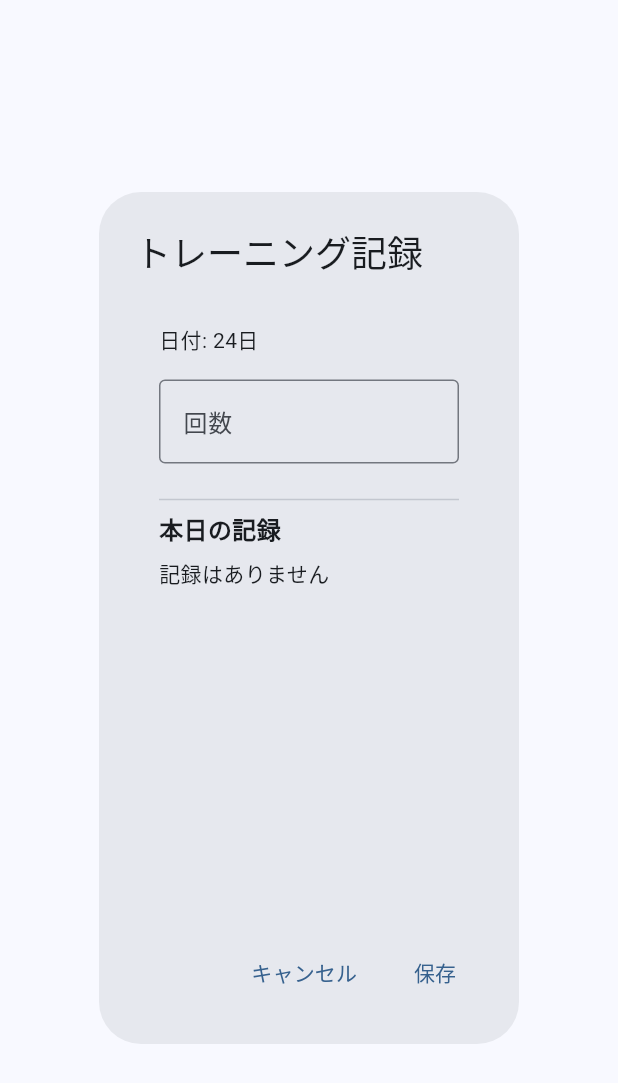
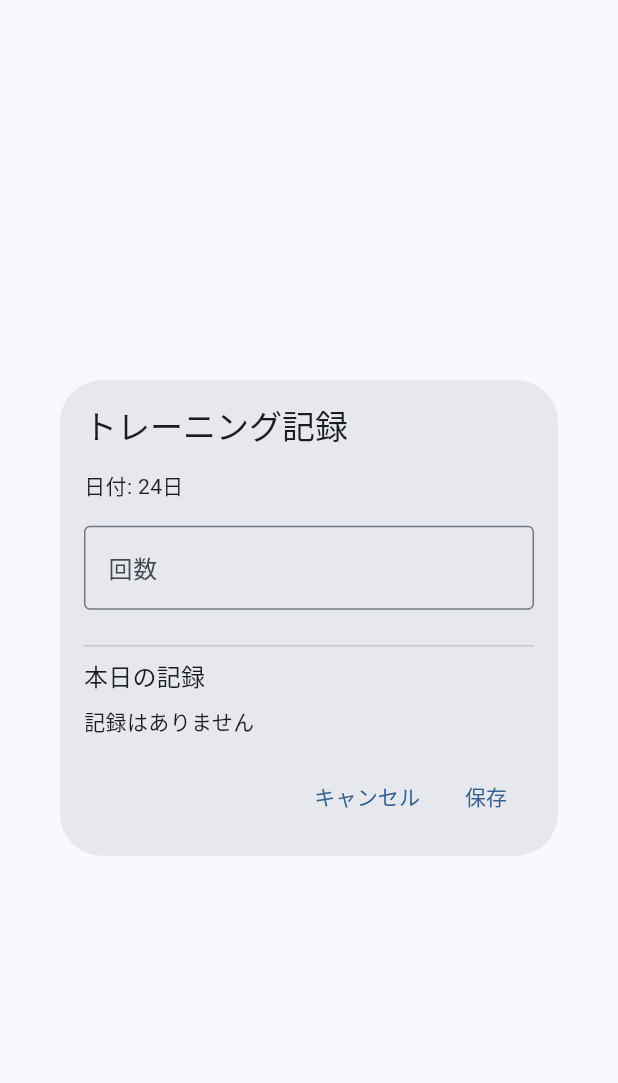
Before and after one commit to oreshihon-iida/Kensui, a Flutter app: the TrainingRecordDialog widget shown alone on an empty page, opened directly with empty values, on a phone screen of 412 x 824 dp. Shown: the top 1083 px of the screen. Run offline on Flutter 3.47's test engine with Material 3 defaults, Android fonts, the phone set to English and light mode, and no system bars; our stand-ins replace shared_preferences; accounts and stored records are empty.

Commit message:
fix: Improve dialog layout and fix test failures
- Replace AlertDialog with Dialog for better layout control
- Add ScrollableDialogContent with proper height constraints
- Fix record display format and scrolling behavior
- Update tests with fixed timestamps for deterministic results

Co-Authored-By: 飯田篤 <a-iida@oreshihon.co.jp>

```diff
--- a/lib/widgets/dialogs/scrollable_dialog_content.dart
+++ b/lib/widgets/dialogs/scrollable_dialog_content.dart
@@ -14,9 +14,13 @@ class ScrollableDialogContent extends StatelessWidget {
 
   @override
   Widget build(BuildContext context) {
-    return SizedBox(
-      height: maxHeight,
+    return ConstrainedBox(
+      constraints: BoxConstraints(
+        maxHeight: maxHeight,
+        minHeight: 0,
+      ),
       child: SingleChildScrollView(
+        physics: const ClampingScrollPhysics(),
         child: Padding(
           padding: padding,
           child: Column(
--- a/lib/widgets/dialogs/training_record_dialog.dart
+++ b/lib/widgets/dialogs/training_record_dialog.dart
@@ -18,14 +18,19 @@ class TrainingRecordDialog extends StatelessWidget {
 
   @override
   Widget build(BuildContext context) {
-    final TextEditingController repetitionsController = TextEditingController(
+    final repetitionsController = TextEditingController(
       text: record?.repetitions.toString() ?? '',
     );
 
-    return AlertDialog(
-      title: const Text('トレーニング記録'),
-      content: ScrollableDialogContent(
+    return Dialog(
+      child: ScrollableDialogContent(
+        maxHeight: MediaQuery.of(context).size.height * 0.7,
         children: [
+          Text(
+            'トレーニング記録',
+            style: Theme.of(context).textTheme.titleLarge,
+          ),
+          const SizedBox(height: 16),
           Text('日付: ${selectedDate.day}日'),
           const SizedBox(height: 16),
           TextFormField(
@@ -48,17 +53,19 @@ class TrainingRecordDialog extends StatelessWidget {
           ),
           const SizedBox(height: 16),
           const Divider(),
-          const Text('本日の記録', style: TextStyle(fontSize: 16, fontWeight: FontWeight.bold)),
+          Text(
+            '本日の記録',
+            style: Theme.of(context).textTheme.titleMedium,
+          ),
           const SizedBox(height: 8),
           if (dayRecords.isEmpty)
             const Text('記録はありません')
           else
-            Container(
-              constraints: const BoxConstraints(maxHeight: 200),
-              child: ListView.separated(
+            ListView.separated(
               shrinkWrap: true,
+              physics: const NeverScrollableScrollPhysics(),
               itemCount: dayRecords.length,
-                separatorBuilder: (context, index) => const Divider(),
+              separatorBuilder: (_, __) => const Divider(),
               itemBuilder: (context, index) {
                 final record = dayRecords[index];
                 final time = '${record.timestamp.hour.toString().padLeft(2, '0')}:${record.timestamp.minute.toString().padLeft(2, '0')}';
@@ -66,15 +73,15 @@ class TrainingRecordDialog extends StatelessWidget {
                   padding: const EdgeInsets.symmetric(vertical: 4),
                   child: Text(
                     '$time ${record.repetitions}回',
-                      style: const TextStyle(fontSize: 14),
+                    style: Theme.of(context).textTheme.bodyMedium,
                   ),
                 );
               },
             ),
-            ),
-        ],
-      ),
-      actions: [
+          const SizedBox(height: 16),
+          Row(
+            mainAxisAlignment: MainAxisAlignment.end,
+            children: [
               TextButton(
                 onPressed: () => Navigator.pop(context),
                 child: const Text('キャンセル'),
@@ -101,6 +108,9 @@ class TrainingRecordDialog extends StatelessWidget {
                 child: const Text('保存'),
               ),
             ],
+          ),
+        ],
+      ),
     );
   }
 }
```
Also changed, not shown: 1 other file. Lines whose indentation alone changed are shown as unchanged.
